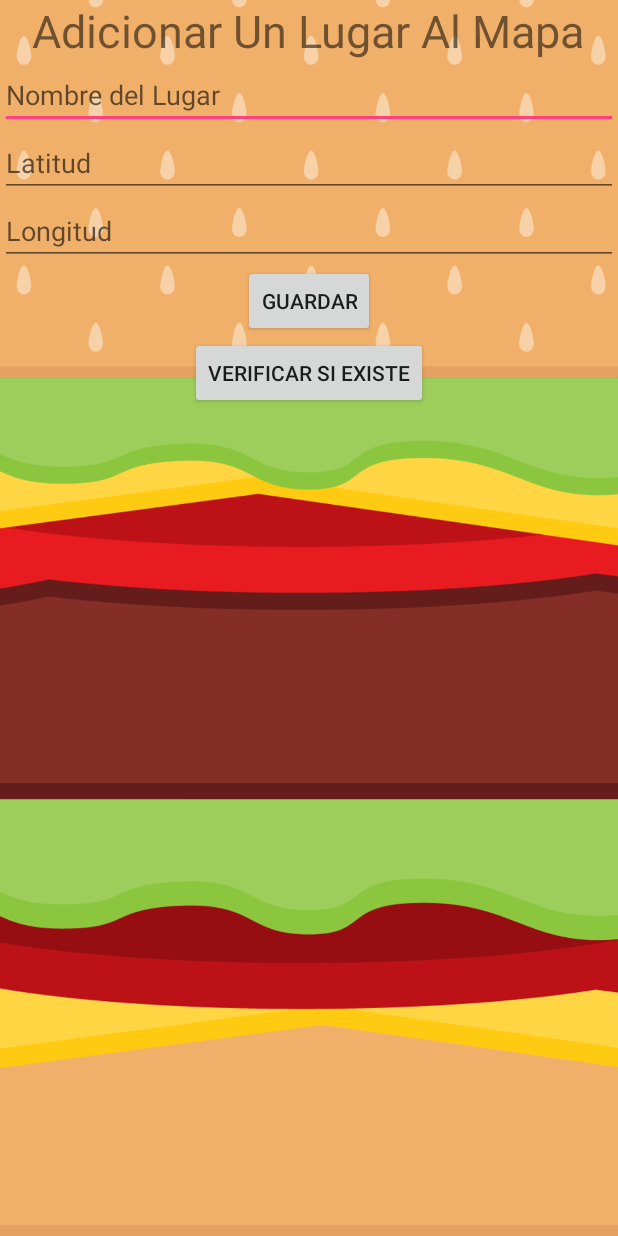
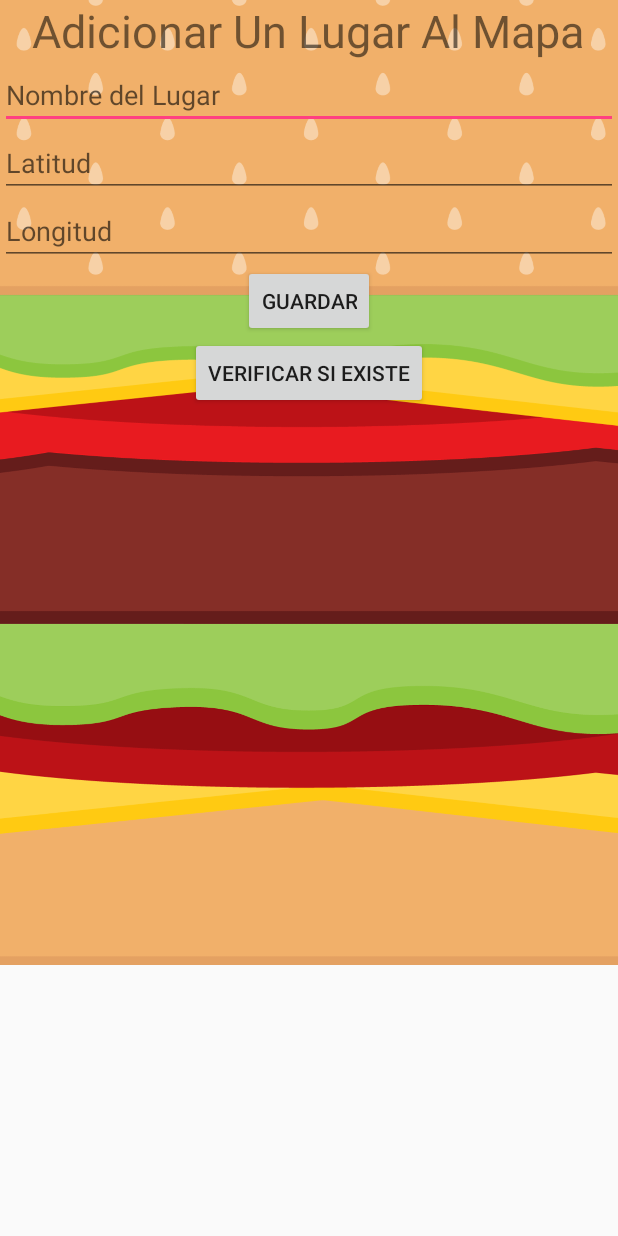
Before and after one commit to sebastianver123/FASTFOOD2, an Android app: the AgregarPuntos screen opened directly, with no data from a screen before it, on a phone screen of 412 x 824 dp. Run offline under Robolectric (Android 15) with nearby library versions, the phone set to English and light mode, and no system bars.

```diff
--- a/app/src/main/res/layout/activity_agregar_puntos.xml
+++ b/app/src/main/res/layout/activity_agregar_puntos.xml
@@ -8,8 +8,10 @@
 
     <AbsoluteLayout
         android:layout_width="wrap_content"
-        android:layout_height="match_parent"
-        android:background="@drawable/fondo2">
+        android:layout_height="643dp"
+        android:background="@drawable/fondo2"
+        tools:layout_editor_absoluteX="0dp"
+        tools:layout_editor_absoluteY="8dp">
 
         <ScrollView
             android:layout_width="wrap_content"
```
